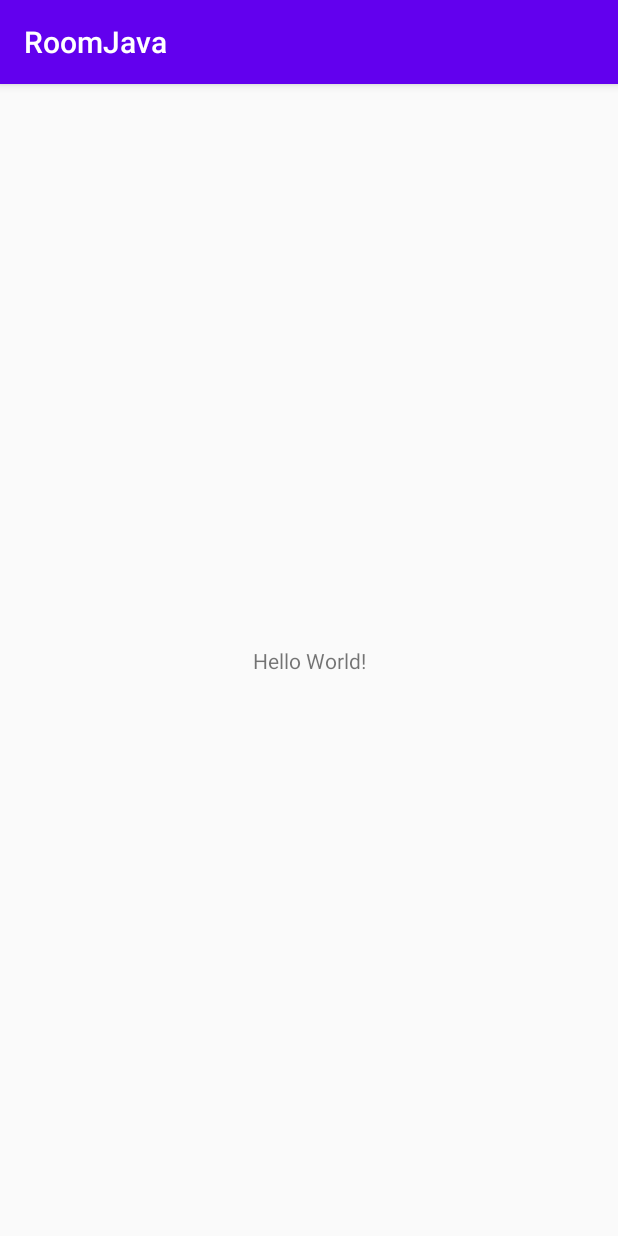
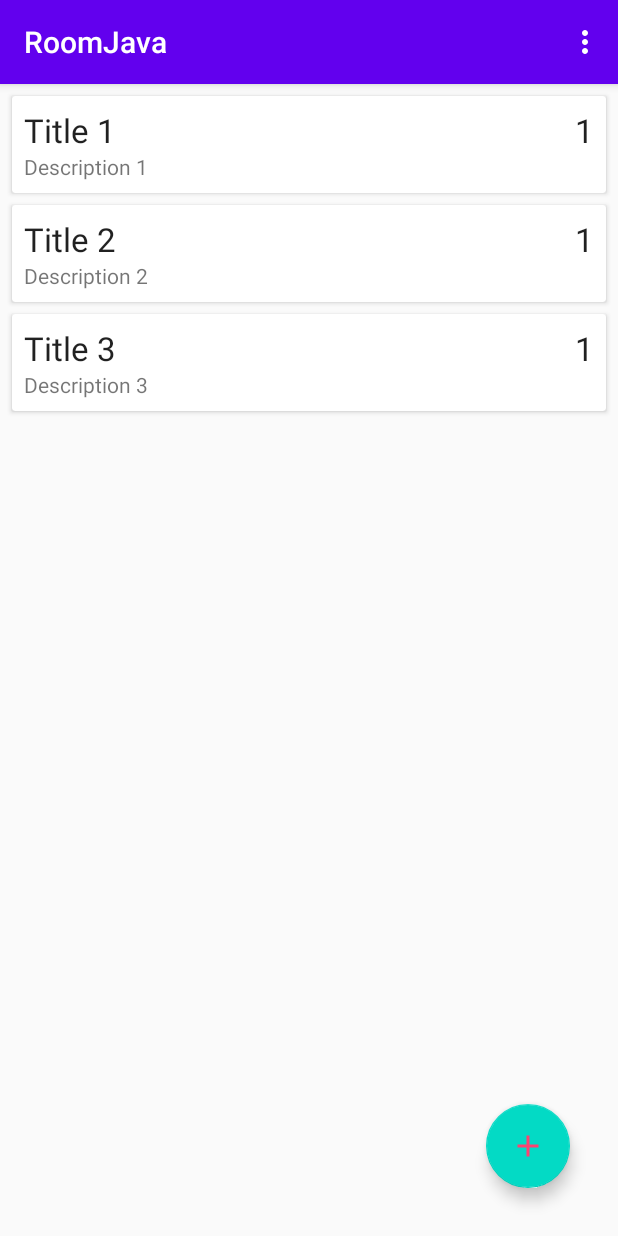
Before and after one commit to jackiegatwiri/RoomMvvm, an Android app: the screen it shows after launch (MainActivity), on a phone screen of 412 x 824 dp. Run offline under Robolectric (Android 15) with nearby library versions, the phone set to English and light mode, and no system bars; our stand-ins replace Room's generated code.

Commit message:
use diffutil in adapter

```diff
--- a/app/build.gradle
+++ b/app/build.gradle
@@ -28,6 +28,9 @@ dependencies {
     implementation fileTree(dir: "libs", include: ["*.jar"])
     implementation 'androidx.appcompat:appcompat:1.2.0'
     implementation 'androidx.constraintlayout:constraintlayout:2.0.1'
+    implementation "androidx.cardview:cardview:1.0.0"
+    implementation "androidx.recyclerview:recyclerview:1.1.0"
+    implementation "androidx.coordinatorlayout:coordinatorlayout:1.1.0"
 
     implementation 'com.google.android.material:material:1.0.0'
     implementation "androidx.room:room-runtime:$room_version"
--- a/app/src/main/AndroidManifest.xml
+++ b/app/src/main/AndroidManifest.xml
@@ -9,7 +9,10 @@
         android:roundIcon="@mipmap/ic_launcher_round"
         android:supportsRtl="true"
         android:theme="@style/AppTheme">
-        <activity android:name=".MainActivity">
+        <activity android:name=".AddEditNoteActivity"
+            android:parentActivityName=".MainActivity"></activity>
+        <activity android:name=".MainActivity"
+            android:launchMode="singleTop">
             <intent-filter>
                 <action android:name="android.intent.action.MAIN" />
 
--- a/app/src/main/java/com/example/roomjava/MainActivity.java
+++ b/app/src/main/java/com/example/roomjava/MainActivity.java
@@ -1,14 +1,128 @@
 package com.example.roomjava;
 
 import androidx.appcompat.app.AppCompatActivity;
+import androidx.lifecycle.Observer;
+import androidx.lifecycle.ViewModelProvider;
+import androidx.recyclerview.widget.ItemTouchHelper;
+import androidx.recyclerview.widget.LinearLayoutManager;
+import androidx.recyclerview.widget.RecyclerView;
 
+import android.content.Intent;
 import android.os.Bundle;
+import android.view.Menu;
+import android.view.MenuInflater;
+import android.view.MenuItem;
+import android.view.View;
+import android.widget.Toast;
+
+import com.google.android.material.floatingactionbutton.FloatingActionButton;
+
+import java.util.List;
 
 public class MainActivity extends AppCompatActivity {
-
+    public static final int ADD_NOTE_REQUEST = 1;
+    public static final int EDIT_NOTE_REQUEST = 2;
+    private NoteViewModel noteViewModel;
     @Override
     protected void onCreate(Bundle savedInstanceState) {
         super.onCreate(savedInstanceState);
         setContentView(R.layout.activity_main);
+        FloatingActionButton buttonAddNote = findViewById(R.id.button_add_note);
+        buttonAddNote.setOnClickListener(new View.OnClickListener() {
+            @Override
+            public void onClick(View v) {
+                Intent intent = new Intent(MainActivity.this, AddEditNoteActivity.class);
+                startActivityForResult(intent, ADD_NOTE_REQUEST);
+            }
+        });
+        RecyclerView recyclerView = findViewById(R.id.recycler_view);
+        recyclerView.setLayoutManager(new LinearLayoutManager(this));
+        recyclerView.setHasFixedSize(true);
+        final NoteAdapter adapter = new NoteAdapter();
+        recyclerView.setAdapter(adapter);
+
+        noteViewModel = new ViewModelProvider(this
+                , ViewModelProvider.AndroidViewModelFactory.getInstance(this.getApplication())).get(NoteViewModel.class);
+        noteViewModel.getAllNotes().observe(this, new Observer<List<Note>>() {
+            @Override
+            public void onChanged(List<Note> notes) {
+                adapter.submitList(notes);            }
+        });
+
+        new ItemTouchHelper(new ItemTouchHelper.SimpleCallback(0,
+                ItemTouchHelper.LEFT | ItemTouchHelper.RIGHT) {
+            @Override
+            public boolean onMove(RecyclerView recyclerView, RecyclerView.ViewHolder viewHolder, RecyclerView.ViewHolder target) {
+                return false;
+            }
+            @Override
+            public void onSwiped(RecyclerView.ViewHolder viewHolder, int direction) {
+                noteViewModel.delete(adapter.getNoteAt(viewHolder.getAdapterPosition()));
+                Toast.makeText(MainActivity.this, "Note deleted", Toast.LENGTH_SHORT).show();
+            }
+        }).attachToRecyclerView(recyclerView);
+
+        adapter.setOnItemClickListener(new NoteAdapter.OnItemClickListener() {
+            @Override
+            public void onItemClick(Note note) {
+                Intent intent = new Intent(MainActivity.this, AddEditNoteActivity.class);
+                intent.putExtra(AddEditNoteActivity.EXTRA_ID, note.getId());
+                intent.putExtra(AddEditNoteActivity.EXTRA_TITLE, note.getTitle());
+                intent.putExtra(AddEditNoteActivity.EXTRA_DESCRIPTION, note.getDescription());
+                intent.putExtra(AddEditNoteActivity.EXTRA_PRIORITY, note.getPriority());
+                startActivityForResult(intent, EDIT_NOTE_REQUEST);
+            }
+        });
+    }
+    @Override
+    protected void onActivityResult(int requestCode, int resultCode, Intent data) {
+        super.onActivityResult(requestCode, resultCode, data);
+        if (requestCode == ADD_NOTE_REQUEST && resultCode == RESULT_OK) {
+            String title = data.getStringExtra(AddEditNoteActivity.EXTRA_TITLE);
+            String description = data.getStringExtra(AddEditNoteActivity.EXTRA_DESCRIPTION);
+            int priority = data.getIntExtra(AddEditNoteActivity.EXTRA_PRIORITY, 1);
+            Note note = new Note(title, description, priority);
+            noteViewModel.insert(note);
+            Toast.makeText(this, "Note saved", Toast.LENGTH_SHORT).show();
+        }
+
+        else if (requestCode == EDIT_NOTE_REQUEST && resultCode == RESULT_OK) {
+            int id = data.getIntExtra(AddEditNoteActivity.EXTRA_ID, -1);
+            if(id == -1){
+                Toast.makeText(this, "Note can't be updated", Toast.LENGTH_SHORT).show();
+                return;
+            }
+
+            String title = data.getStringExtra(AddEditNoteActivity.EXTRA_TITLE);
+            String description = data.getStringExtra(AddEditNoteActivity.EXTRA_DESCRIPTION);
+            int priority = data.getIntExtra(AddEditNoteActivity.EXTRA_PRIORITY, 1);
+
+            Note note = new Note(title, description, priority);
+            note.setId(id);
+            noteViewModel.update(note);
+            Toast.makeText(this, "Note updated", Toast.LENGTH_SHORT).show();
+
+
+        }
+        else {
+            Toast.makeText(this, "Note not saved", Toast.LENGTH_SHORT).show();
+        }
+    }
+    @Override
+    public boolean onCreateOptionsMenu(Menu menu) {
+        MenuInflater menuInflater = getMenuInflater();
+        menuInflater.inflate(R.menu.main_menu, menu);
+        return true;
+    }
+    @Override
+    public boolean onOptionsItemSelected(MenuItem item) {
+        switch (item.getItemId()) {
+            case R.id.delete_all_notes:
+                noteViewModel.deleteAllNotes();
+                Toast.makeText(this, "All notes deleted", Toast.LENGTH_SHORT).show();
+                return true;
+            default:
+                return super.onOptionsItemSelected(item);
+        }
     }
 }
--- /dev/null
+++ b/app/src/main/java/com/example/roomjava/NoteAdapter.java
@@ -0,0 +1,94 @@
+package com.example.roomjava;
+
+import android.view.LayoutInflater;
+import android.view.View;
+import android.view.ViewGroup;
+import android.widget.TextView;
+
+import androidx.annotation.NonNull;
+import androidx.recyclerview.widget.DiffUtil;
+import androidx.recyclerview.widget.ListAdapter;
+import androidx.recyclerview.widget.RecyclerView;
+
+import java.util.ArrayList;
+import java.util.List;
+
+public class NoteAdapter extends ListAdapter<Note, NoteAdapter.NoteHolder> {
+    private OnItemClickListener listener;
+
+    public NoteAdapter(){
+        super(DIFF_CALLBACK);
+    }
+
+    private static final DiffUtil.ItemCallback<Note> DIFF_CALLBACK = new DiffUtil.ItemCallback<Note>() {
+        @Override
+        public boolean areItemsTheSame(@NonNull Note oldItem, @NonNull Note newItem) {
+            return oldItem.getId() == newItem.getId();
+
+        }
+
+        @Override
+        public boolean areContentsTheSame(@NonNull Note oldItem, @NonNull Note newItem) {
+            return oldItem.getTitle().equals(newItem.getTitle()) &&
+                    oldItem.getDescription().equals(newItem.getDescription()) &&
+                    oldItem.getPriority() == newItem.getPriority();
+        }
+    };
+
+
+    @NonNull
+    @Override
+    public NoteHolder onCreateViewHolder(@NonNull ViewGroup parent, int viewType) {
+        View itemView = LayoutInflater.from(parent.getContext())
+                .inflate(R.layout.note_item, parent, false);
+        return new NoteHolder(itemView);
+    }
+
+    @Override
+    public void onBindViewHolder(@NonNull NoteHolder holder, int position) {
+        Note currentNote = getItem(position);
+        holder.textViewTitle.setText(currentNote.getTitle());
+        holder.textViewDescription.setText(currentNote.getDescription());
+        holder.textViewPriority.setText(String.valueOf(currentNote.getPriority()));
+    }
+
+
+    //
+
+
+    public Note getNoteAt(int position){
+        return  getItem(position);
+    }
+
+
+
+    class NoteHolder extends RecyclerView.ViewHolder {
+        private TextView textViewTitle;
+        private TextView textViewDescription;
+        private TextView textViewPriority;
+
+        public NoteHolder(View itemView) {
+            super(itemView);
+            textViewTitle = itemView.findViewById(R.id.text_view_title);
+            textViewDescription = itemView.findViewById(R.id.text_view_description);
+            textViewPriority = itemView.findViewById(R.id.text_view_priority);
+
+            itemView.setOnClickListener(new View.OnClickListener() {
+                @Override
+                public void onClick(View v) {
+                    int position = getAdapterPosition();
+                    if (listener != null && position != RecyclerView.NO_POSITION) {
+                        listener.onItemClick(getItem(position));
+                    }
+                }
+            });
+        }
+    }
+
+    public interface OnItemClickListener {
+        void onItemClick(Note note);
+    }
+    public void setOnItemClickListener(OnItemClickListener listener) {
+        this.listener = listener;
+    }
+}
--- a/app/src/main/java/com/example/roomjava/NoteRepository.java
+++ b/app/src/main/java/com/example/roomjava/NoteRepository.java
@@ -29,7 +29,7 @@ public class NoteRepository {
         new DeleteNoteAsycTask(noteDao).execute(note);
 
     }
-    public void deleteAllNoyes(Note note){
+    public void deleteAllNoyes(){
         new DeleteAllNoteAsycTask(noteDao).execute();
 
     }
--- /dev/null
+++ b/app/src/main/java/com/example/roomjava/NoteViewModel.java
@@ -0,0 +1,37 @@
+package com.example.roomjava;
+
+import android.app.Application;
+
+import androidx.annotation.NonNull;
+import androidx.lifecycle.AndroidViewModel;
+import androidx.lifecycle.LiveData;
+import androidx.lifecycle.ViewModel;
+
+import java.util.List;
+
+public class NoteViewModel extends AndroidViewModel {
+    private NoteRepository repository;
+    private LiveData<List<Note>> allNotes;
+
+    public NoteViewModel(@NonNull Application application) {
+        super(application);
+        repository = new NoteRepository(application);
+        allNotes = repository.getAllNotes();
+    }
+
+    public void insert(Note note){
+        repository.insert(note);
+    }
+    public void update(Note note){
+        repository.update(note);
+    }
+    public void delete(Note note){
+        repository.delete(note);
+    }
+    public void deleteAllNotes(){
+        repository.deleteAllNoyes();
+    }
+    public LiveData<List<Note>> getAllNotes(){
+        return allNotes;
+    }
+}
--- /dev/null
+++ b/app/src/main/res/drawable/ic_baseline_add_24.xml
@@ -0,0 +1,5 @@
+<vector android:height="24dp" android:tint="#FF4271"
+    android:viewportHeight="24" android:viewportWidth="24"
+    android:width="24dp" xmlns:android="http://schemas.android.com/apk/res/android">
+    <path android:fillColor="@android:color/white" android:pathData="M19,13h-6v6h-2v-6H5v-2h6V5h2v6h6v2z"/>
+</vector>
--- /dev/null
+++ b/app/src/main/res/drawable/ic_close.xml
@@ -0,0 +1,5 @@
+<vector android:height="24dp" android:tint="#FF4271"
+    android:viewportHeight="24" android:viewportWidth="24"
+    android:width="24dp" xmlns:android="http://schemas.android.com/apk/res/android">
+    <path android:fillColor="@android:color/white" android:pathData="M19,6.41L17.59,5 12,10.59 6.41,5 5,6.41 10.59,12 5,17.59 6.41,19 12,13.41 17.59,19 19,17.59 13.41,12z"/>
+</vector>
--- /dev/null
+++ b/app/src/main/res/drawable/ic_save.xml
@@ -0,0 +1,5 @@
+<vector android:height="24dp" android:tint="#FF4271"
+    android:viewportHeight="24" android:viewportWidth="24"
+    android:width="24dp" xmlns:android="http://schemas.android.com/apk/res/android">
+    <path android:fillColor="@android:color/white" android:pathData="M19,12v7L5,19v-7L3,12v7c0,1.1 0.9,2 2,2h14c1.1,0 2,-0.9 2,-2v-7h-2zM13,12.67l2.59,-2.58L17,11.5l-5,5 -5,-5 1.41,-1.41L11,12.67L11,3h2z"/>
+</vector>
--- a/app/src/main/res/layout/activity_main.xml
+++ b/app/src/main/res/layout/activity_main.xml
@@ -1,18 +1,25 @@
 <?xml version="1.0" encoding="utf-8"?>
-<androidx.constraintlayout.widget.ConstraintLayout xmlns:android="http://schemas.android.com/apk/res/android"
+<androidx.coordinatorlayout.widget.CoordinatorLayout
+    xmlns:android="http://schemas.android.com/apk/res/android"
     xmlns:app="http://schemas.android.com/apk/res-auto"
     xmlns:tools="http://schemas.android.com/tools"
     android:layout_width="match_parent"
     android:layout_height="match_parent"
     tools:context=".MainActivity">
 
-    <TextView
+    <androidx.recyclerview.widget.RecyclerView
+        android:id="@+id/recycler_view"
+        android:layout_width="match_parent"
+        android:layout_height="match_parent"
+        tools:listitem="@layout/note_item" />
+
+    <com.google.android.material.floatingactionbutton.FloatingActionButton
+        android:id="@+id/button_add_note"
         android:layout_width="wrap_content"
         android:layout_height="wrap_content"
-        android:text="Hello World!"
-        app:layout_constraintBottom_toBottomOf="parent"
-        app:layout_constraintLeft_toLeftOf="parent"
-        app:layout_constraintRight_toRightOf="parent"
-        app:layout_constraintTop_toTopOf="parent" />
+        android:src="@drawable/ic_baseline_add_24"
+        android:layout_gravity="bottom|end"
+        android:layout_margin="32dp"/>
 
-</androidx.constraintlayout.widget.ConstraintLayout>
+
+</androidx.coordinatorlayout.widget.CoordinatorLayout>
--- /dev/null
+++ b/app/src/main/res/layout/note_item.xml
@@ -0,0 +1,43 @@
+<?xml version="1.0" encoding="utf-8"?>
+<androidx.cardview.widget.CardView
+    xmlns:android="http://schemas.android.com/apk/res/android"
+    android:layout_width="match_parent"
+    android:layout_height="wrap_content"
+    android:layout_marginEnd="8dp"
+    android:layout_marginStart="8dp"
+    android:layout_marginTop="8dp">
+
+    <RelativeLayout
+        android:layout_width="wrap_content"
+        android:layout_height="wrap_content"
+        android:padding="8dp">
+
+        <TextView
+            android:id="@+id/text_view_priority"
+            android:layout_width="wrap_content"
+            android:layout_height="wrap_content"
+            android:layout_alignParentEnd="true"
+            android:text="1"
+            android:textAppearance="@style/TextAppearance.AppCompat.Large" />
+
+        <TextView
+            android:id="@+id/text_view_title"
+            android:layout_width="wrap_content"
+            android:layout_height="wrap_content"
+            android:layout_alignParentStart="true"
+            android:layout_toStartOf="@id/text_view_priority"
+            android:ellipsize="end"
+            android:maxLines="1"
+            android:text="Title"
+            android:textAppearance="@style/TextAppearance.AppCompat.Large" />
+
+        <TextView
+            android:id="@+id/text_view_description"
+            android:layout_width="wrap_content"
+            android:layout_height="wrap_content"
+            android:layout_below="@id/text_view_title"
+            android:text="Description" />
+
+    </RelativeLayout>
+
+</androidx.cardview.widget.CardView>
--- /dev/null
+++ b/app/src/main/res/menu/main_menu.xml
@@ -0,0 +1,8 @@
+<?xml version="1.0" encoding="utf-8"?>
+<menu xmlns:android="http://schemas.android.com/apk/res/android"
+    xmlns:app="http://schemas.android.com/apk/res-auto">
+    <item
+        android:id="@+id/delete_all_notes"
+        android:title="Delete all notes"
+        app:showAsAction="never" />
+</menu>
```
Also changed, not shown: app/src/main/java/com/example/roomjava/AddEditNoteActivity.java (added, +91 -0 lines), app/src/main/res/layout/activity_add_note.xml (added, +37 -0 lines), app/src/main/res/menu/add_note_menu.xml (added, +9 -0 lines).
